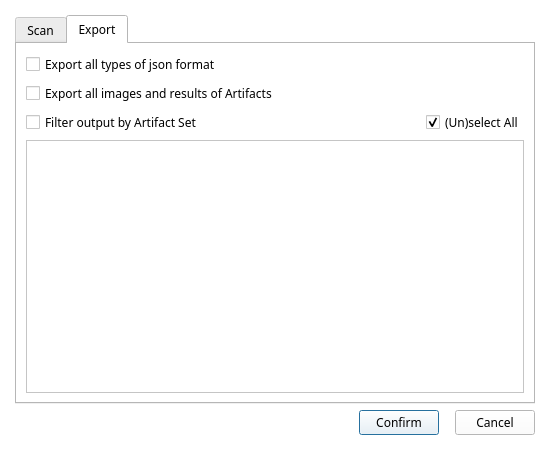
Above: ui_dev/Amenoma_ExtraSettings_Dialog_EN.ui from daydreaming666/Amenoma before the change. Below: the same form after it.
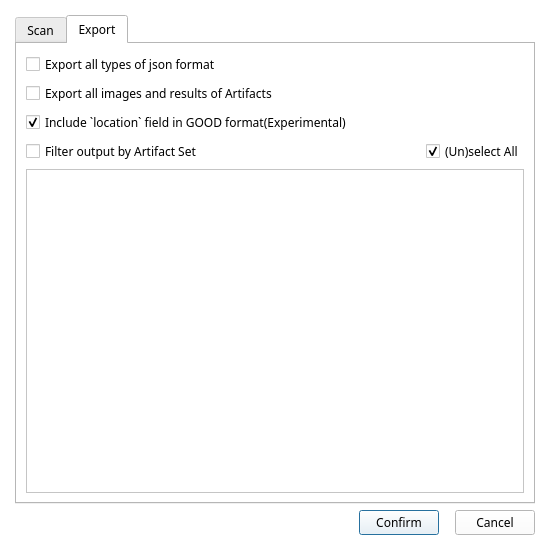
That is the form after the change. The open tabs and pages were chosen to show the change.

```diff
--- a/ui_dev/Amenoma_ExtraSettings_Dialog_EN.ui
+++ b/ui_dev/Amenoma_ExtraSettings_Dialog_EN.ui
@@ -7,7 +7,7 @@
     <x>0</x>
     <y>0</y>
     <width>550</width>
-    <height>450</height>
+    <height>550</height>
    </rect>
   </property>
   <property name="palette">
@@ -519,6 +519,16 @@
          </property>
         </widget>
        </item>
+       <item>
+        <widget class="QCheckBox" name="checkBox_6">
+         <property name="text">
+          <string>Include `location` field in GOOD format(Experimental)</string>
+         </property>
+         <property name="checked">
+          <bool>true</bool>
+         </property>
+        </widget>
+       </item>
        <item>
         <layout class="QHBoxLayout" name="horizontalLayout_2">
          <item>
```
Left out of the diff: 12 changed lines with no effect on the pictures.
